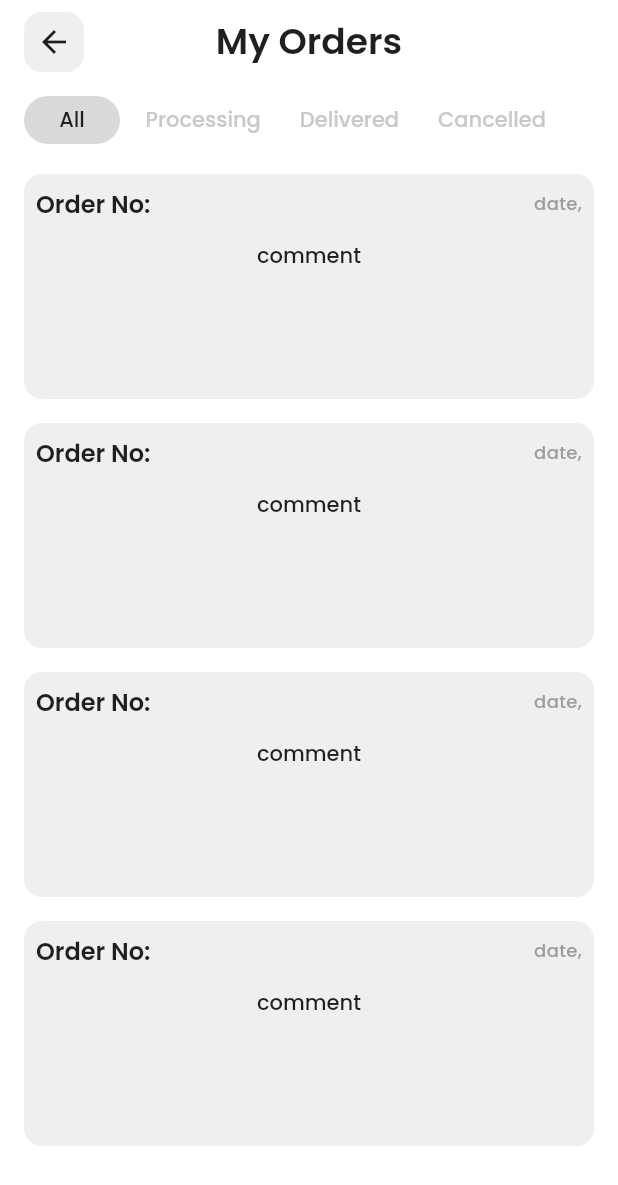
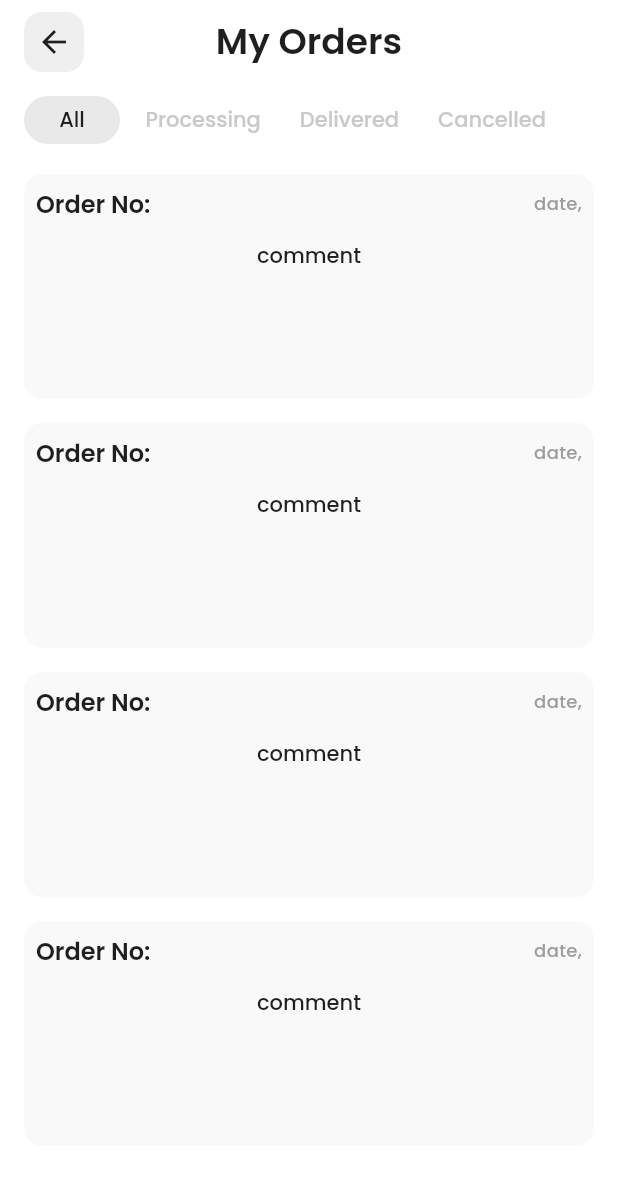
Before and after one commit to weldonsouza/ecommerce_app, a Flutter app: the MyOrdersPage screen opened by its route, on a phone screen of 412 x 824 dp. Shown: the top 1185 px of the screen. Run offline on Flutter 3.47's test engine with Material 2 defaults, Android fonts, the phone set to English and light mode, and no system bars; our stand-ins replace badges, cached_network_image, carousel_slider, flutter_slidable, flutter_svg, google_fonts and 3 more; accounts and stored records are empty.

Commit message:
criando tela de ordens e finalizando pagina de detalhes de produtos

```diff
--- a/lib/app/pages/my_orders/my_orders_page.dart
+++ b/lib/app/pages/my_orders/my_orders_page.dart
@@ -43,7 +43,7 @@ class MyOrdersPage extends StatelessWidget {
                   margin: EdgeInsets.only(top: 8, right: 8),
                   child: CustomIconButton(
                     color: myOrdersController.selectTypeOrder == index
-                        ? Constants.primaryColor.withOpacity(0.7)
+                        ? Constants.primaryColor.withOpacity(0.4)
                         : Constants.transparent,
                     borderRadius: 100,
                     onTap: () {
@@ -77,7 +77,7 @@ class MyOrdersPage extends StatelessWidget {
                   width: Utils.mediaQuery(context, 1),
                   height: 150,
                   decoration: BoxDecoration(
-                    color: Constants.primaryColor.withOpacity(0.3),
+                    color: Constants.primaryColor.withOpacity(0.1),
                     borderRadius: BorderRadius.circular(12),
                   ),
                   margin: EdgeInsets.only(bottom: 16),
```
